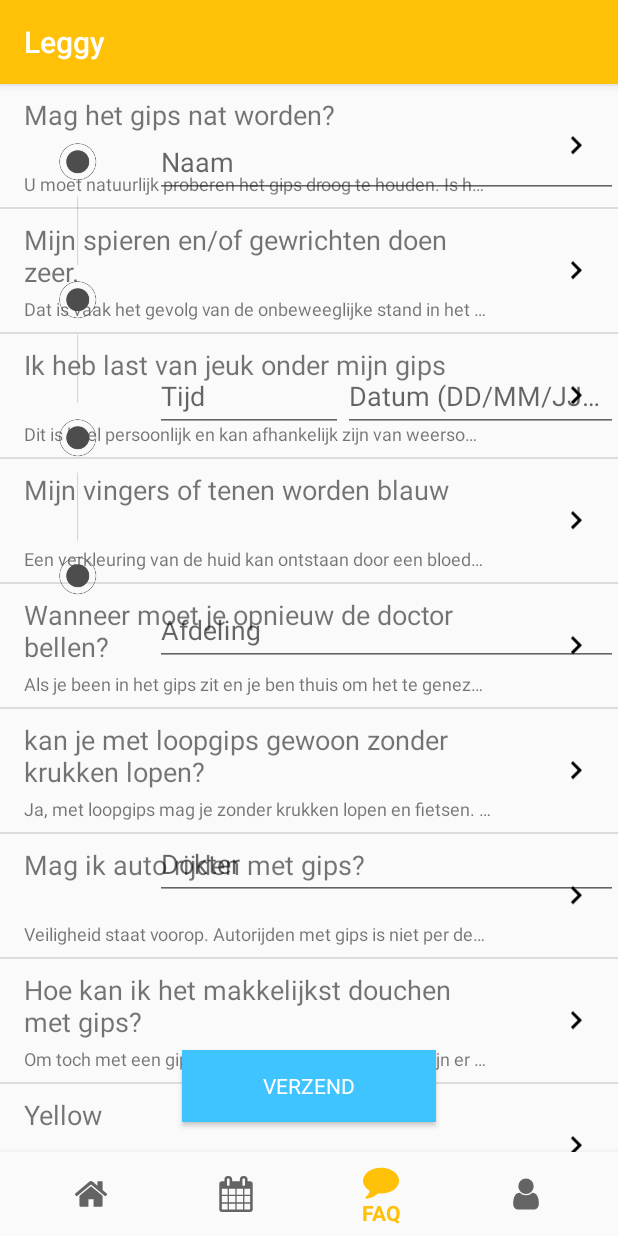
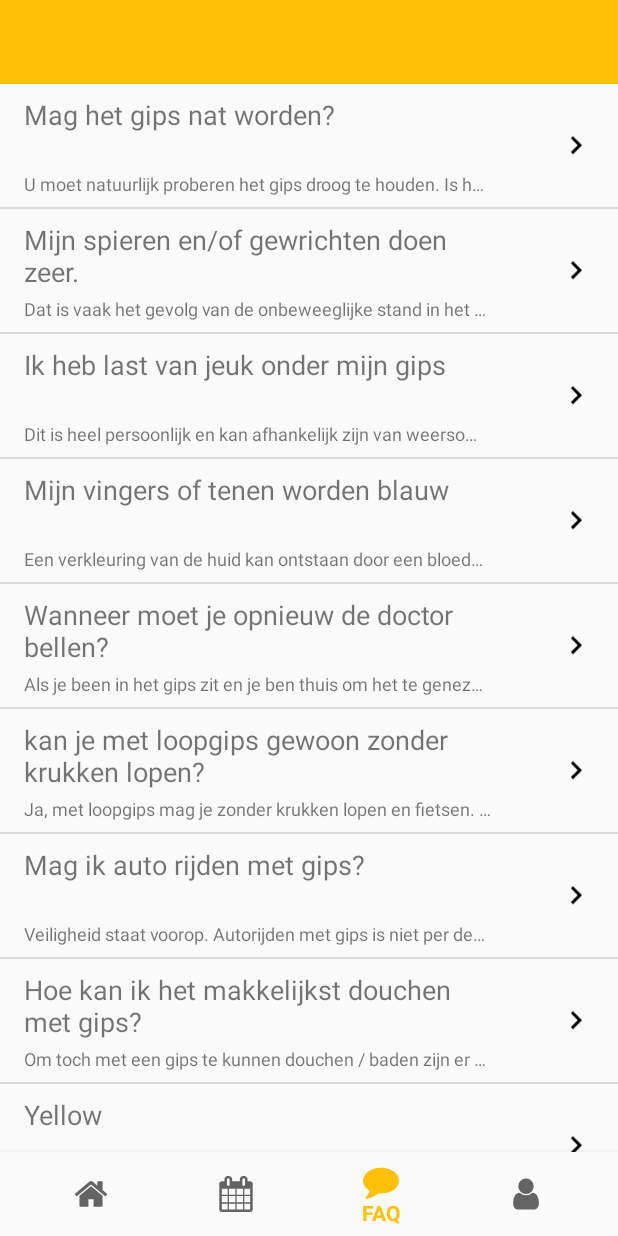
Before and after one commit to johnbaaij/ipmedt-4, an Android app: the fragment Appointment placed in its activity, item 3 of the bottom bar chosen, on a phone screen of 412 x 824 dp. Run offline under Robolectric (Android 15) with nearby library versions, the phone set to English and light mode, and no system bars.

Commit message:
FIxed scrolling issue cards

```diff
--- a/app/src/main/java/com/b_healty/john/prototype1/Fragments/Appointment.java
+++ b/app/src/main/java/com/b_healty/john/prototype1/Fragments/Appointment.java
@@ -42,6 +42,9 @@ public class Appointment extends Fragment {
     private Date datum;
     private boolean controlBit;
 
+    public Appointment() {
+        datum = new Date();
+    }
 
     // This method is called when a fragment instance is associated with an activity and will run
     // before anything else
--- a/app/src/main/java/com/b_healty/john/prototype1/Fragments/FAQ.java
+++ b/app/src/main/java/com/b_healty/john/prototype1/Fragments/FAQ.java
@@ -52,6 +52,8 @@ public class FAQ extends Fragment {
 
         View view = inflater.inflate(R.layout.faq_layout, container, false);
 
+
+
         questionList = getResources().getStringArray(R.array.questions);
         answerList = getResources().getStringArray(R.array.answers);
         activity = getActivity();
--- a/app/src/main/java/com/b_healty/john/prototype1/MainActivity.java
+++ b/app/src/main/java/com/b_healty/john/prototype1/MainActivity.java
@@ -1,13 +1,17 @@
 package com.b_healty.john.prototype1;
 
+import android.app.ActionBar;
 import android.app.Fragment;
 import android.app.FragmentTransaction;
 import android.os.Bundle;
 import android.support.annotation.NonNull;
+import android.support.design.widget.AppBarLayout;
 import android.support.design.widget.BottomNavigationView;
 import android.support.v7.app.AppCompatActivity;
 import android.view.MenuItem;
+import android.view.View;
 import android.widget.TextView;
+import android.widget.ViewFlipper;
 
 import com.b_healty.john.prototype1.Fragments.Appointment;
 import com.b_healty.john.prototype1.Fragments.FAQ;
@@ -18,6 +22,12 @@ import com.b_healty.john.prototype1.Fragments.User;
 public class MainActivity extends AppCompatActivity {
 
     private TextView mTextMessage;
+    private AppBarLayout appBarLayout;
+    private ViewFlipper viewFlipper;
+
+
+
+
     private BottomNavigationView.OnNavigationItemSelectedListener mOnNavigationItemSelectedListener
             = new BottomNavigationView.OnNavigationItemSelectedListener() {
 
@@ -25,18 +35,22 @@ public class MainActivity extends AppCompatActivity {
         public boolean onNavigationItemSelected(@NonNull MenuItem item) {
             switch (item.getItemId()) {
                 case R.id.menu_home:
+
                     changeToHomeFragment();
                     //mTextMessage.setText(R.string.menu_home);
                     return true;
                 case R.id.menu_afspraken:
+                    viewFlipper.setDisplayedChild(viewFlipper.indexOfChild(findViewById(R.id.mainLayoutBasic)));
                     changeToCalendarFragment();
                     //mTextMessage.setText(R.string.menu_afspraken);
                     return true;
                 case R.id.menu_FAQ:
+                    viewFlipper.setDisplayedChild(viewFlipper.indexOfChild(findViewById(R.id.mainLayoutBasic)));
                     changeToFAQFragment();
                     //mTextMessage.setText(R.string.menu_faq);
                     return true;
                 case R.id.menu_user:
+                    viewFlipper.setDisplayedChild(viewFlipper.indexOfChild(findViewById(R.id.mainLayoutBasic)));
                     changeToUserFragment();
                     return true;
             }
@@ -54,8 +68,20 @@ public class MainActivity extends AppCompatActivity {
 
     @Override
     protected void onCreate(Bundle savedInstanceState) {
+
         super.onCreate(savedInstanceState);
             setContentView(R.layout.activity_main);
+
+        ActionBar actionBar = getActionBar();
+        if(actionBar !=null)
+        {
+            actionBar.hide();
+        }
+
+            // http://static.rogerebert.com/uploads/movie/movie_poster/flipper-1996/large_vUc6LKlZvnSu3qTxWx3fJWHuIli.jpg
+            viewFlipper = (ViewFlipper) this.findViewById(R.id.flipper);
+            //appBarLayout = (AppBarLayout) findViewById(R.id.appbar);
+
             changeToHomeFragment();
 
 
@@ -90,15 +116,18 @@ public class MainActivity extends AppCompatActivity {
 
     public void changeToHomeFragment(){
         // Create new fragment and transaction
+
+        viewFlipper.setDisplayedChild(viewFlipper.indexOfChild(findViewById(R.id.mainLayoutCards)));
         Fragment newFragment = new Home();
         FragmentTransaction transaction = getFragmentManager().beginTransaction();
 
         // Replace whatever is in the fragment_container view with this fragment,
         // and add the transaction to the back stack
-                transaction.replace(R.id.fragment2, newFragment);
+                transaction.replace(R.id.fragment1, newFragment);
                 transaction.addToBackStack(null);
 
         // Commit the transaction
+
         transaction.commit();
     }
 
@@ -114,6 +143,8 @@ public class MainActivity extends AppCompatActivity {
         transaction.addToBackStack(null);
 
         // Commit the transaction
+//        appBarLayout.setVisibility(View.GONE);
+
         transaction.commit();
 
     }
--- a/app/src/main/res/layout/activity_main.xml
+++ b/app/src/main/res/layout/activity_main.xml
@@ -1,38 +1,100 @@
 <?xml version="1.0" encoding="utf-8"?>
-<LinearLayout xmlns:android="http://schemas.android.com/apk/res/android"
+<android.support.design.widget.CoordinatorLayout xmlns:android="http://schemas.android.com/apk/res/android"
+    xmlns:tools="http://schemas.android.com/tools"
     xmlns:app="http://schemas.android.com/apk/res-auto"
-    xmlns:tools="http://schemas.android.com/tools"
-    android:id="@+id/container"
     android:layout_width="match_parent"
-    android:layout_height="match_parent"
-    android:orientation="vertical"
-    tools:context="com.b_healty.john.prototype1.MainActivity">
+    android:layout_height="match_parent">
 
-    <FrameLayout
-        android:id="@+id/content"
+    <ViewFlipper
+        android:id="@+id/flipper"
         android:layout_width="match_parent"
-        android:layout_height="0dp"
-        android:layout_weight="1">
-
-        <android.support.design.widget.BottomNavigationView
-            android:id="@+id/bottomNavigation"
-            android:layout_width="match_parent"
-            android:layout_height="wrap_content"
-            android:layout_gravity="bottom"
-            android:background="?android:attr/windowBackground"
-            app:menu="@menu/bottom_nav_items">
+        android:layout_height="match_parent">
 
 
-        </android.support.design.widget.BottomNavigationView>
+        <android.support.design.widget.CoordinatorLayout
+            android:id="@+id/mainLayoutBasic"
+            android:layout_width="match_parent"
+            android:layout_height="match_parent">
 
-        <fragment
-            android:id="@+id/fragment2"
-            android:name="com.b_healty.john.prototype1.Fragments.Empty"
+
+            <android.support.v7.widget.Toolbar
+                android:id="@+id/toolbarMain"
+                android:layout_width="match_parent"
+                android:layout_height="?attr/actionBarSize"
+                android:background="?attr/colorPrimary" />
+
+
+            <fragment
+                android:id="@+id/fragment2"
+                android:name="com.b_healty.john.prototype1.Fragments.Empty"
+                android:layout_width="match_parent"
+                android:layout_height="match_parent"
+                android:layout_marginTop="56dp"
+                tools:layout="@layout/empty_layout" />
+        </android.support.design.widget.CoordinatorLayout>
+
+
+        <android.support.design.widget.CoordinatorLayout
+            android:id="@+id/mainLayoutCards"
             android:layout_width="match_parent"
             android:layout_height="match_parent"
-            tools:layout="@layout/empty_layout" />
-    </FrameLayout>
+            android:fitsSystemWindows="true">
+
+            <android.support.design.widget.AppBarLayout
+                android:id="@+id/appbar"
+                android:layout_width="match_parent"
+                android:layout_height="192dp"
+                android:fitsSystemWindows="true">
+
+                <android.support.design.widget.CollapsingToolbarLayout
+                    android:layout_width="match_parent"
+                    android:layout_height="match_parent"
+                    app:contentScrim="?attr/colorPrimary"
+                    app:layout_scrollFlags="scroll|enterAlways|enterAlwaysCollapsed"
+                    app:layout_scrollInterpolator="@android:anim/decelerate_interpolator"
+                    app:toolbarId="@+id/toolbar">
+
+                    <ImageView
+                        android:id="@+id/app_bar_image"
+                        android:layout_width="match_parent"
+                        android:layout_height="match_parent"
+                        android:scaleType="centerCrop"
+                        android:src="@android:drawable/sym_def_app_icon"
+                        app:layout_collapseMode="parallax" />
+
+                    <android.support.v7.widget.Toolbar
+                        android:id="@+id/toolbar"
+                        android:layout_width="match_parent"
+                        android:layout_height="?attr/actionBarSize"></android.support.v7.widget.Toolbar>
+                </android.support.design.widget.CollapsingToolbarLayout>
+            </android.support.design.widget.AppBarLayout>
+
+            <android.support.v4.widget.NestedScrollView
+                android:layout_width="match_parent"
+                android:layout_height="match_parent"
+                app:layout_behavior="android.support.design.widget.AppBarLayout$ScrollingViewBehavior">
+
+                <fragment
+                    android:id="@+id/fragment1"
+                    android:name="com.b_healty.john.prototype1.Fragments.Empty"
+                    android:layout_width="match_parent"
+                    android:layout_height="match_parent"
+                    tools:layout="@layout/empty_layout" />
+            </android.support.v4.widget.NestedScrollView>
+        </android.support.design.widget.CoordinatorLayout>
 
 
+    </ViewFlipper>
 
-</LinearLayout>
+    <android.support.design.widget.BottomNavigationView
+        android:id="@+id/bottomNavigation"
+        android:layout_width="match_parent"
+        android:layout_height="wrap_content"
+        android:layout_gravity="bottom"
+        android:background="?android:attr/windowBackground"
+        app:menu="@menu/bottom_nav_items">
+
+
+    </android.support.design.widget.BottomNavigationView>
+
+</android.support.design.widget.CoordinatorLayout>
--- a/app/src/main/res/layout/faq_layout.xml
+++ b/app/src/main/res/layout/faq_layout.xml
@@ -1,7 +1,8 @@
 <?xml version="1.0" encoding="utf-8"?>
 <LinearLayout xmlns:android="http://schemas.android.com/apk/res/android"
     android:orientation="vertical" android:layout_width="match_parent"
-    android:layout_height="match_parent">
+    android:layout_height="match_parent"
+    >
 
     <ListView
         android:id="@+id/faqList"
--- a/app/src/main/res/values/styles.xml
+++ b/app/src/main/res/values/styles.xml
@@ -1,7 +1,7 @@
 <resources>
 
     <!-- Base application theme. -->
-    <style name="AppTheme" parent="Theme.AppCompat.Light.DarkActionBar">
+    <style name="AppTheme" parent="Theme.AppCompat.Light.NoActionBar">
         <!-- Customize your theme here. -->
         <item name="colorPrimary">@color/colorPrimary</item>
         <item name="colorPrimaryDark">@color/colorPrimaryDark</item>
```
Also changed, not shown: app/src/main/java/com/b_healty/john/prototype1/SpacecItemDecoration.java (added, +8 -0 lines), app/src/main/res/layout/activity_main_basic.xml (added, +14 -0 lines), app/src/main/res/layout/activity_main_home.xml (added, +49 -0 lines), app/src/main/res/layout/home_layout.xml (+15 -60 lines), app/src/main/res/layout/test_layout.xml (added, +81 -0 lines).
